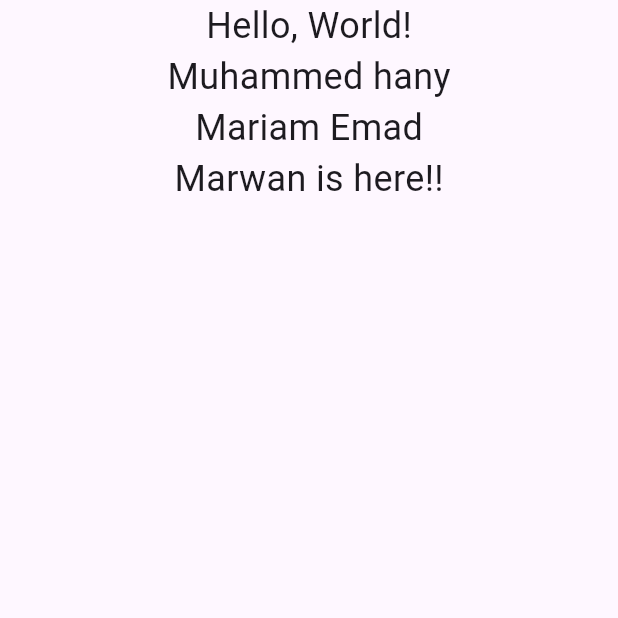
After one commit to marrooov/teaming, a Flutter app: the screen it shows after launch, on a phone screen of 412 x 824 dp, the top half of it. The commit adds this screen. Run offline on Flutter 3.47's test engine with Material 3 defaults, Android fonts, the phone set to English and light mode, and no system bars.

Commit message:
Refactor app structure: move main UI to HomeScreen widget

```diff
--- /dev/null
+++ b/lib/screens/home_screen.dart
@@ -0,0 +1,39 @@
+import 'package:flutter/material.dart';
+class HomeScreen extends StatelessWidget {
+  const HomeScreen({super.key});
+
+  @override
+  Widget build(BuildContext context) {
+    return MaterialApp(
+      title: 'Flutter Demo',
+
+      theme: ThemeData(primarySwatch: Colors.blue),
+      home: Scaffold(
+        body: SafeArea(
+          child: Column(
+            children: [
+              Center(
+                child: Text('Hello, World!', style: TextStyle(fontSize: 24)),
+              ),
+              Center(
+                child: Text('Muhammed hany', style: TextStyle(fontSize: 24)),
+              ),
+              Center(
+                child: Text(
+                  'Mariam Emad',
+                  style: TextStyle(fontSize: 24),
+                ),
+              ),
+              Center(
+                child:Text(
+                  'Marwan is here!!',
+                  style: TextStyle(fontSize: 24),
+                ),
+              ),
+            ],
+          ),
+        ),
+      ),
+    );
+  }
+}
```
Also changed, not shown: lib/main.dart (+2 -29 lines).
